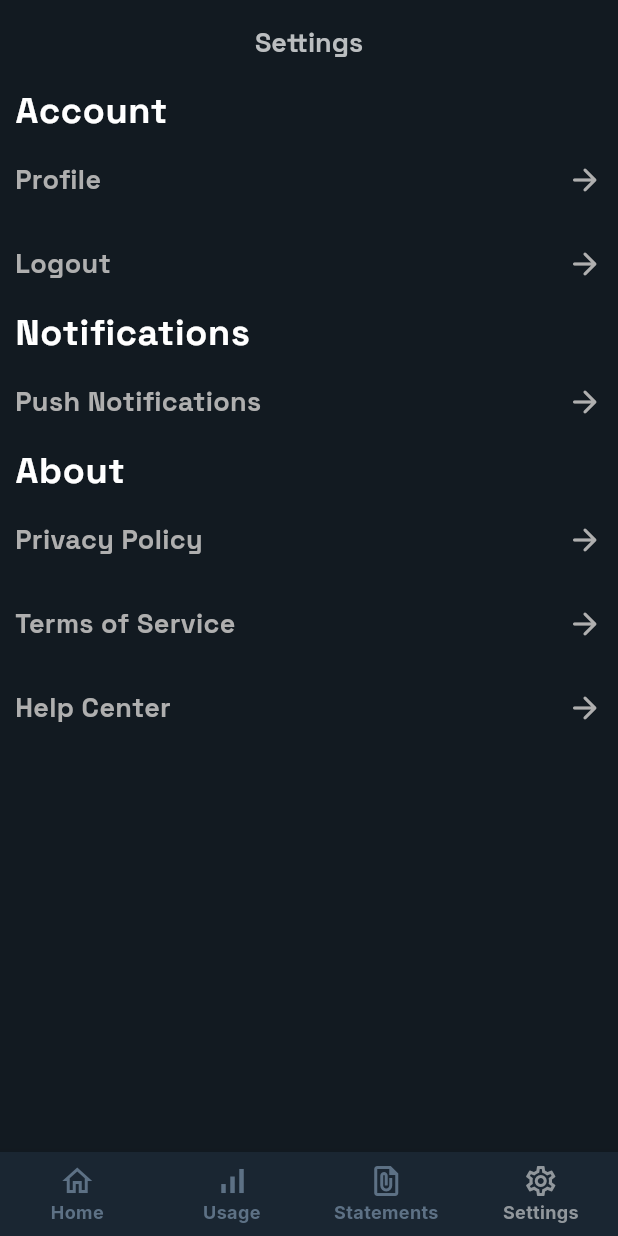
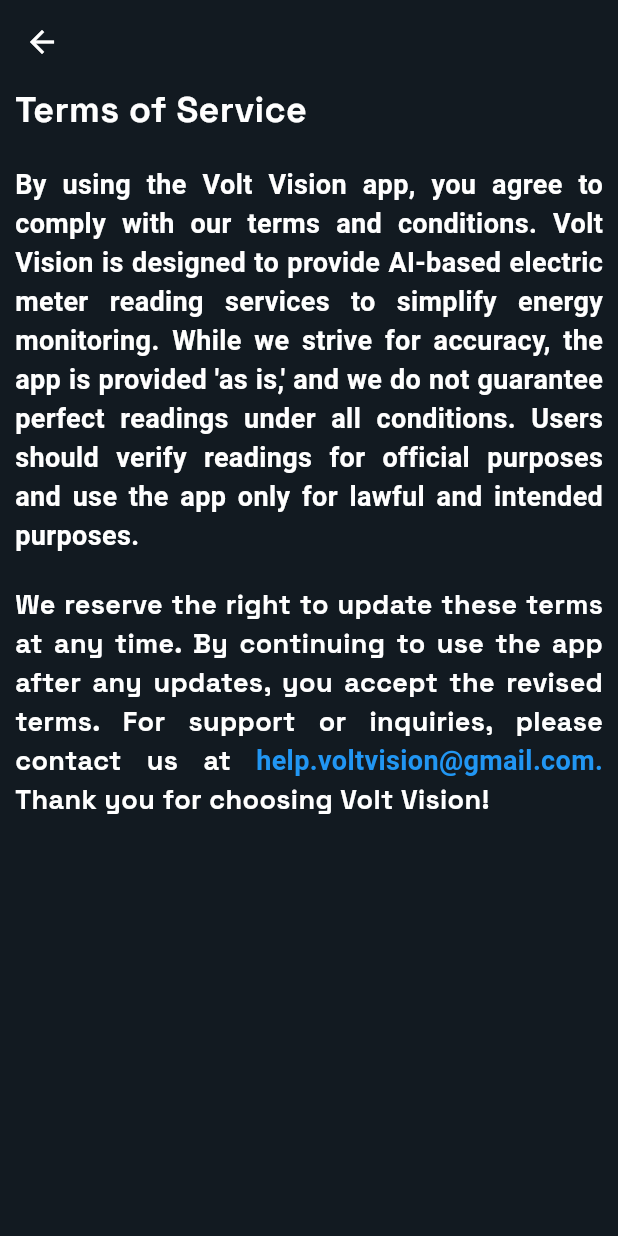
Before and after one commit to Sheroz-Akram/Volt-Vision, a Flutter app: the HomePage screen opened directly, item 4 of the bottom bar chosen, after a tap on "Terms of Service", on a phone screen of 412 x 824 dp. Run offline on Flutter 3.47's test engine with Material 3 defaults, Android fonts, the phone set to English and light mode, and no system bars; our stand-ins replace camera, flutter_local_notifications, google_fonts, open_file, percent_indicator, permission_handler and 2 more; missing offline and left inert: external_app_launcher; accounts and stored records are empty; network calls fail.

Commit message:
application policies

```diff
--- /dev/null
+++ b/app/lib/pages/reading/terms.dart
@@ -0,0 +1,60 @@
+import 'package:flutter/material.dart';
+
+class TermsService extends StatefulWidget {
+  const TermsService({super.key});
+  @override
+  State<StatefulWidget> createState() {
+    return _TermsService();
+  }
+}
+
+class _TermsService extends State<TermsService> {
+  @override
+  Widget build(BuildContext context) {
+    return Scaffold(
+      appBar: AppBar(),
+      body: SingleChildScrollView(
+        child: Container(
+          margin: const EdgeInsets.symmetric(horizontal: 10.0),
+          child: const Column(
+            mainAxisAlignment: MainAxisAlignment.start,
+            crossAxisAlignment: CrossAxisAlignment.start,
+            children: [
+              Text(
+                "Terms of Service",
+                style: TextStyle(fontSize: 24),
+              ),
+              SizedBox(
+                height: 20,
+              ),
+              Text.rich(
+                  textAlign: TextAlign.justify,
+                  TextSpan(
+                      style: TextStyle(fontSize: 18),
+                      text:
+                          "By using the Volt Vision app, you agree to comply with our terms and conditions. Volt Vision is designed to provide AI-based electric meter reading services to simplify energy monitoring. While we strive for accuracy, the app is provided 'as is,' and we do not guarantee perfect readings under all conditions. Users should verify readings for official purposes and use the app only for lawful and intended purposes.",
+                      children: [])),
+              SizedBox(
+                height: 20,
+              ),
+              Text.rich(
+                  textAlign: TextAlign.justify,
+                  TextSpan(
+                      children: [
+                        TextSpan(
+                            children: [],
+                            text: "help.voltvision@gmail.com. ",
+                            style: TextStyle(
+                                color: Colors.blue,
+                                fontWeight: FontWeight.bold)),
+                        TextSpan(text: "Thank you for choosing Volt Vision!")
+                      ],
+                      text:
+                          "We reserve the right to update these terms at any time. By continuing to use the app after any updates, you accept the revised terms. For support or inquiries, please contact us at ")),
+            ],
+          ),
+        ),
+      ),
+    );
+  }
+}
--- a/app/lib/pages/settings/settings.dart
+++ b/app/lib/pages/settings/settings.dart
@@ -1,5 +1,9 @@
 import 'package:app/classes/user.dart';
 import 'package:app/components/actionRow.dart';
+import 'package:app/pages/reading/about.dart';
+import 'package:app/pages/reading/help.dart';
+import 'package:app/pages/reading/privacy.dart';
+import 'package:app/pages/reading/terms.dart';
 import 'package:app/pages/welcome.dart';
 import 'package:flutter/material.dart';
 
@@ -53,15 +57,35 @@
           ),
           ActionRow(
             title: "Privacy Policy",
-            onClick: () {},
+            onClick: () {
+              Navigator.push(
+                  context,
+                  MaterialPageRoute(
+                      builder: (context) => const PrivacyPolicy()));
+            },
           ),
           ActionRow(
             title: "Terms of Service",
-            onClick: () {},
+            onClick: () {
+              Navigator.push(
+                  context,
+                  MaterialPageRoute(
+                      builder: (context) => const TermsService()));
+            },
+          ),
+          ActionRow(
+            title: "About Us",
+            onClick: () {
+              Navigator.push(context,
+                  MaterialPageRoute(builder: (context) => const About()));
+            },
           ),
           ActionRow(
             title: "Help Center",
-            onClick: () {},
+            onClick: () {
+              Navigator.push(context,
+                  MaterialPageRoute(builder: (context) => const Help()));
+            },
           )
         ],
       ),
```
Also changed, not shown: app/lib/pages/reading/about.dart (added, +73 -0 lines), app/lib/pages/reading/help.dart (added, +52 -0 lines), app/lib/pages/reading/privacy.dart (added, +58 -0 lines).
